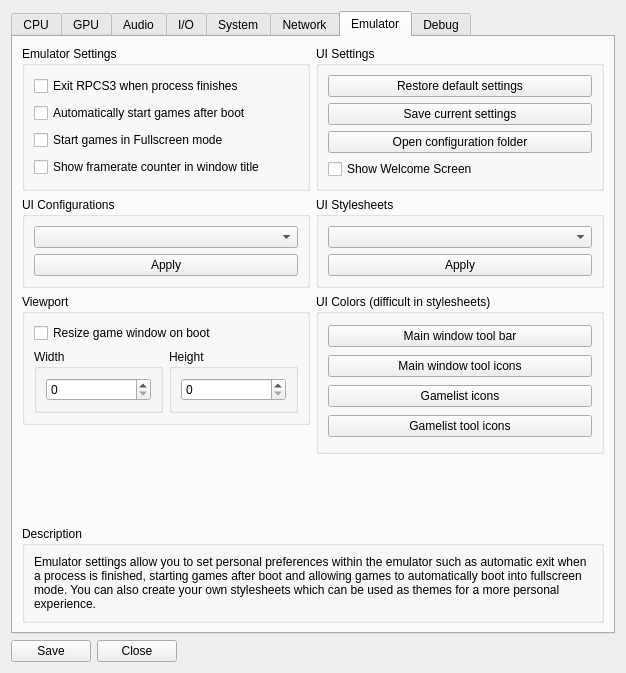
Qt form rpcs3/rpcs3qt/settings_dialog.ui (RPCS3/rpcs3) before a commit.
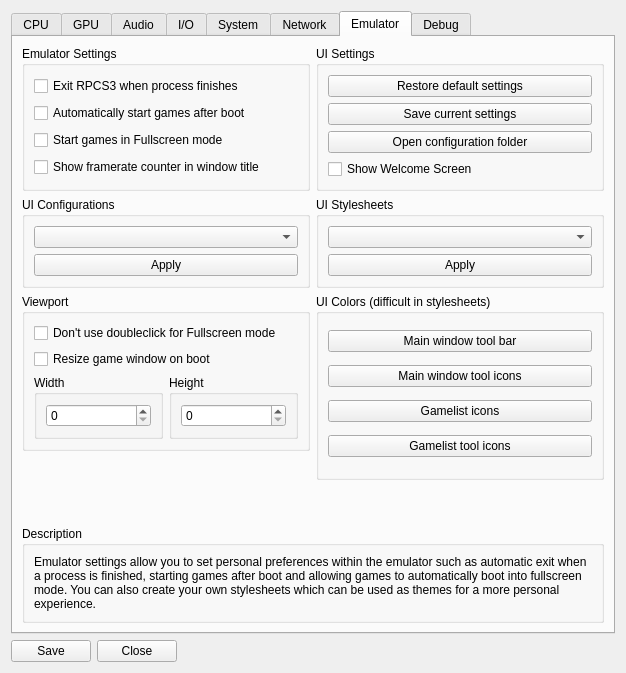
The same form after that commit. The open tabs and pages were chosen to show the change. Icons and pictures are not drawn.

Commit message: gs_frame: add disableMouse setting

```diff
--- a/rpcs3/rpcs3qt/settings_dialog.ui
+++ b/rpcs3/rpcs3qt/settings_dialog.ui
@@ -1102,6 +1102,13 @@
                <string>Viewport</string>
               </property>
               <layout class="QVBoxLayout" name="verticalLayout_50">
+               <item>
+                <widget class="QCheckBox" name="gs_disableMouse">
+                 <property name="text">
+                  <string>Don't use doubleclick for Fullscreen mode</string>
+                 </property>
+                </widget>
+               </item>
                <item>
                 <widget class="QCheckBox" name="gs_resizeOnBoot">
                  <property name="text">
```
Left out of the diff: 2 changed lines with no effect on the pictures. The commit also changes 8 other files.
